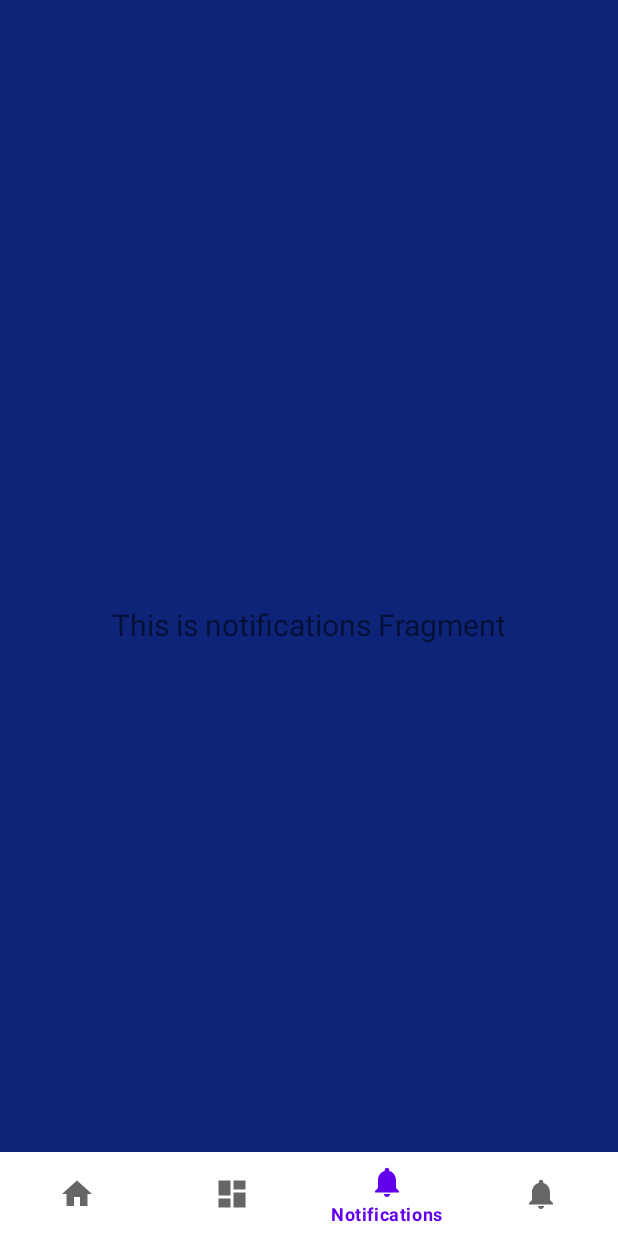
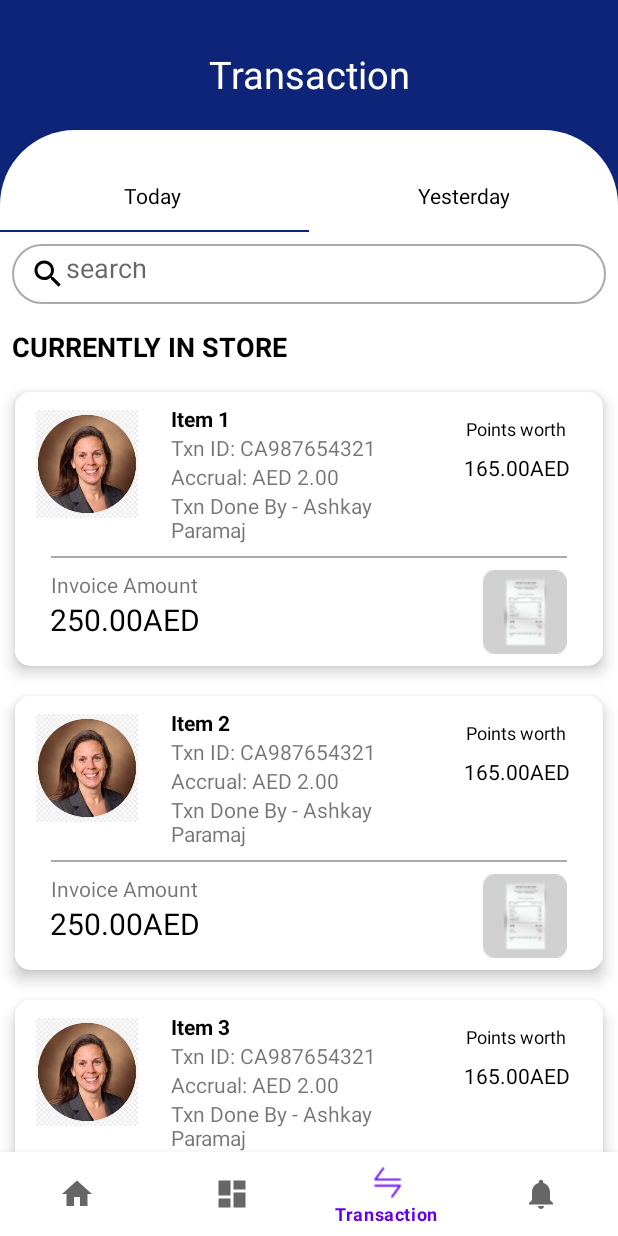
Before and after one commit to AnujSinghsta/UIApplication, an Android app: the NotificationsFragment screen opened through its navigation route, on a phone screen of 412 x 824 dp. Run offline under Robolectric (Android 15) with nearby library versions, the phone set to English and light mode, and no system bars; our stand-ins replace navigation-ui.

Commit message:
all data

```diff
--- /dev/null
+++ b/app/src/main/java/com/example/myapplication/ui/notifications/CustomAdapterTarction.kt
@@ -0,0 +1,40 @@
+package com.example.myapplication.ui.notifications
+
+import android.view.LayoutInflater
+import android.view.View
+import android.view.ViewGroup
+import android.widget.ImageView
+import android.widget.TextView
+import androidx.recyclerview.widget.RecyclerView
+import com.example.myapplication.ItemsViewModel
+import com.example.myapplication.R
+
+class CustomAdapterTarction(private val mList: List<ItemsViewModel>) : RecyclerView.Adapter<CustomAdapterTarction.ViewHolder>() {
+
+    // create new views
+    override fun onCreateViewHolder(parent: ViewGroup, viewType: Int): ViewHolder {
+        val view = LayoutInflater.from(parent.context)
+            .inflate(R.layout.card_view_design_traction, parent, false)
+
+        return ViewHolder(view)
+    }
+
+    override fun onBindViewHolder(holder: ViewHolder, position: Int) {
+
+        val ItemsViewModel = mList[position]
+
+        holder.imageView.setImageResource(ItemsViewModel.image)
+
+        holder.textView.text = ItemsViewModel.text
+
+    }
+
+    override fun getItemCount(): Int {
+        return mList.size
+    }
+
+    class ViewHolder(ItemView: View) : RecyclerView.ViewHolder(ItemView) {
+        val imageView: ImageView = itemView.findViewById(R.id.imageView3)
+        val textView: TextView = itemView.findViewById(R.id.textView5)
+    }
+}
--- /dev/null
+++ b/app/src/main/java/com/example/myapplication/ui/notifications/HomeFragmentTraction.kt
@@ -0,0 +1,42 @@
+package com.example.myapplication.ui.notifications
+
+import android.os.Bundle
+import androidx.fragment.app.Fragment
+import android.view.LayoutInflater
+import android.view.View
+import android.view.ViewGroup
+import androidx.recyclerview.widget.LinearLayoutManager
+import androidx.recyclerview.widget.RecyclerView
+import com.example.myapplication.ItemsViewModel
+import com.example.myapplication.R
+
+
+class HomeFragmentTraction : Fragment() {
+
+
+    override fun onCreateView(
+        inflater: LayoutInflater, container: ViewGroup?,
+        savedInstanceState: Bundle?
+    ): View? {
+        var view= inflater.inflate(R.layout.fragment_home1, container, false)
+
+
+        val recyclerview = view.findViewById<RecyclerView>(R.id.recyclerview)
+
+        recyclerview.layoutManager = LinearLayoutManager(requireActivity())
+
+        val data = ArrayList<ItemsViewModel>()
+
+
+        for (i in 1..20) {
+            data.add(ItemsViewModel(R.drawable.downloadnew, "Item " + i))
+        }
+
+        val adapter = CustomAdapterTarction(data)
+
+        recyclerview.adapter = adapter
+
+        return  view;
+    }
+
+}
--- /dev/null
+++ b/app/src/main/java/com/example/myapplication/ui/notifications/MyAdapterTraction.kt
@@ -0,0 +1,31 @@
+package com.example.myapplication.ui.notifications
+
+
+import android.content.Context
+import androidx.fragment.app.Fragment
+import androidx.fragment.app.FragmentManager
+import androidx.fragment.app.FragmentPagerAdapter
+
+class MyAdapterTraction(private val myContext: Context, fm: FragmentManager, internal var totalTabs: Int) : FragmentPagerAdapter(fm) {
+
+    // this is for fragment tabs
+    override fun getItem(position: Int): Fragment {
+        when (position) {
+            0 -> {
+                //  val homeFragment: HomeFragment = HomeFragment()
+                return HomeFragmentTraction()
+            }
+            1 -> {
+                return SportFragmentTraction()
+            }
+            else -> {
+                return SportFragmentTraction()
+            }
+        }
+    }
+
+    // this counts total number of tabs
+    override fun getCount(): Int {
+        return totalTabs
+    }
+}
--- a/app/src/main/java/com/example/myapplication/ui/notifications/NotificationsFragment.kt
+++ b/app/src/main/java/com/example/myapplication/ui/notifications/NotificationsFragment.kt
@@ -7,7 +7,11 @@ import android.view.ViewGroup
 import android.widget.TextView
 import androidx.fragment.app.Fragment
 import androidx.lifecycle.ViewModelProvider
+import androidx.viewpager.widget.ViewPager
+import com.example.myapplication.MyAdapter
+import com.example.myapplication.R
 import com.example.myapplication.databinding.FragmentNotificationsBinding
+import com.google.android.material.tabs.TabLayout
 
 class NotificationsFragment : Fragment() {
 
@@ -16,6 +20,9 @@ class NotificationsFragment : Fragment() {
     // This property is only valid between onCreateView and
     // onDestroyView.
     private val binding get() = _binding!!
+    var tabLayout: TabLayout? = null
+    var viewPager: ViewPager? = null
+
 
     override fun onCreateView(
         inflater: LayoutInflater,
@@ -28,12 +35,44 @@ class NotificationsFragment : Fragment() {
         _binding = FragmentNotificationsBinding.inflate(inflater, container, false)
         val root: View = binding.root
 
-        val textView: TextView = binding.textNotifications
-        notificationsViewModel.text.observe(viewLifecycleOwner) {
-            textView.text = it
-        }
+        tabLayout = root.findViewById<TabLayout>(R.id.tabLayout)
+        viewPager = root.findViewById<ViewPager>(R.id.viewPager)
+        viewpager()
         return root
     }
+
+    private fun viewpager() {
+
+
+        tabLayout!!.addTab(tabLayout!!.newTab().setText("Today "))
+        tabLayout!!.addTab(tabLayout!!.newTab().setText("Yesterday"))
+        tabLayout!!.tabGravity = TabLayout.GRAVITY_FILL
+
+        val adapter = fragmentManager?.let {
+            MyAdapterTraction(
+                requireActivity(),
+                it,
+                tabLayout!!.tabCount
+            )
+        }
+        viewPager!!.adapter = adapter
+
+        viewPager!!.addOnPageChangeListener(TabLayout.TabLayoutOnPageChangeListener(tabLayout))
+
+        tabLayout!!.addOnTabSelectedListener(object : TabLayout.OnTabSelectedListener {
+            override fun onTabSelected(tab: TabLayout.Tab) {
+                viewPager!!.currentItem = tab.position
+            }
+            override fun onTabUnselected(tab: TabLayout.Tab) {
+
+            }
+            override fun onTabReselected(tab: TabLayout.Tab) {
+
+            }
+        })
+
+    }
+
 
     override fun onDestroyView() {
         super.onDestroyView()
--- /dev/null
+++ b/app/src/main/java/com/example/myapplication/ui/notifications/SportFragmentTraction.kt
@@ -0,0 +1,41 @@
+package com.example.myapplication.ui.notifications
+
+import android.os.Bundle
+import androidx.fragment.app.Fragment
+import android.view.LayoutInflater
+import android.view.View
+import android.view.ViewGroup
+import androidx.recyclerview.widget.LinearLayoutManager
+import androidx.recyclerview.widget.RecyclerView
+import com.example.myapplication.ItemsViewModel
+import com.example.myapplication.R
+
+
+class SportFragmentTraction : Fragment() {
+
+
+    override fun onCreateView(
+        inflater: LayoutInflater, container: ViewGroup?,
+        savedInstanceState: Bundle?
+    ): View? {
+        // Inflate the layout for this fragment
+        var view= inflater.inflate(R.layout.fragment_sport1, container, false)
+        val recyclerview = view.findViewById<RecyclerView>(R.id.recyclerview)
+
+        recyclerview.layoutManager = LinearLayoutManager(requireActivity())
+
+        val data = ArrayList<ItemsViewModel>()
+
+
+        for (i in 1..20) {
+            data.add(ItemsViewModel(R.drawable.storelogo, "Item " + i))
+        }
+
+        val adapter = CustomAdapterTarction(data)
+
+        recyclerview.adapter = adapter
+
+        return  view;
+    }
+
+}
--- /dev/null
+++ b/app/src/main/res/layout/card_view_design_traction.xml
@@ -0,0 +1,148 @@
+<?xml version="1.0" encoding="utf-8"?>
+<androidx.cardview.widget.CardView
+    xmlns:tools="http://schemas.android.com/tools"
+    android:background="@drawable/background_storedetails"
+    app:cardCornerRadius="10dp"
+    xmlns:android="http://schemas.android.com/apk/res/android"
+    xmlns:app="http://schemas.android.com/apk/res-auto"
+    android:layout_width="match_parent"
+    android:layout_height="wrap_content"
+    android:layout_margin="10dp"
+    app:cardElevation="6dp">
+
+
+    <androidx.constraintlayout.widget.ConstraintLayout
+        android:layout_width="match_parent"
+        android:layout_height="match_parent">
+
+
+        <ImageView
+            android:id="@+id/imageView3"
+            android:layout_width="96dp"
+            android:layout_height="96dp"
+            android:padding="12dp"
+            android:src="@drawable/downloadnew"
+            app:layout_constraintBottom_toBottomOf="parent"
+            app:layout_constraintStart_toStartOf="parent"
+            app:layout_constraintTop_toTopOf="parent"
+            app:layout_constraintVertical_bias="0.0" />
+
+        <TextView
+            android:id="@+id/textView5"
+            android:layout_width="wrap_content"
+            android:layout_height="wrap_content"
+            android:layout_marginStart="8dp"
+            android:layout_marginTop="8dp"
+            android:text="Mariam"
+            android:textColor="@color/black"
+            android:textStyle="bold"
+            app:layout_constraintBottom_toBottomOf="@+id/imageView3"
+            app:layout_constraintStart_toEndOf="@+id/imageView3"
+            app:layout_constraintTop_toTopOf="parent"
+            app:layout_constraintVertical_bias="0.0" />
+
+        <TextView
+            android:id="@+id/textView6"
+            android:layout_width="wrap_content"
+            android:layout_height="wrap_content"
+            android:layout_marginTop="16dp"
+            android:layout_marginEnd="24dp"
+            android:text="Points worth"
+            android:textColor="@color/black"
+            android:textSize="12sp"
+            app:layout_constraintEnd_toEndOf="parent"
+            app:layout_constraintTop_toTopOf="parent" />
+
+        <TextView
+            android:id="@+id/textView7"
+            android:layout_width="wrap_content"
+            android:layout_height="wrap_content"
+            android:layout_marginTop="8dp"
+            android:text="165.00AED"
+            android:textColor="@color/black"
+            app:layout_constraintEnd_toEndOf="@+id/textView6"
+            app:layout_constraintStart_toStartOf="@+id/textView6"
+            app:layout_constraintTop_toBottomOf="@+id/textView6" />
+
+        <TextView
+            android:id="@+id/textView8"
+            android:layout_width="wrap_content"
+            android:layout_height="wrap_content"
+            android:text="Txn ID: CA987654321"
+            app:layout_constraintEnd_toEndOf="@+id/textView5"
+            app:layout_constraintHorizontal_bias="0.0"
+            app:layout_constraintStart_toStartOf="@+id/textView5"
+            app:layout_constraintTop_toBottomOf="@+id/textView5" />
+
+        <TextView
+            android:id="@+id/textView9"
+            android:layout_width="0dp"
+            android:layout_height="wrap_content"
+            android:text="Accrual: AED 2.00"
+            app:layout_constraintEnd_toEndOf="@+id/textView8"
+            app:layout_constraintStart_toStartOf="@+id/textView8"
+            app:layout_constraintTop_toBottomOf="@+id/textView8" />
+
+        <TextView
+            android:id="@+id/textView10"
+            android:layout_width="0dp"
+            android:layout_height="wrap_content"
+            android:text="Txn Done By - Ashkay Paramaj"
+            app:layout_constraintEnd_toEndOf="@+id/textView9"
+            app:layout_constraintStart_toStartOf="@+id/textView9"
+            app:layout_constraintTop_toBottomOf="@+id/textView9" />
+
+
+        <View
+
+            android:id="@+id/view2"
+            android:layout_width="match_parent"
+            android:layout_height="1dp"
+            android:layout_marginStart="24dp"
+            android:layout_marginTop="8dp"
+            android:layout_marginEnd="24dp"
+            android:background="@android:color/darker_gray"
+            app:layout_constraintEnd_toEndOf="parent"
+            app:layout_constraintStart_toStartOf="parent"
+            app:layout_constraintTop_toBottomOf="@+id/textView10" />
+
+        <ImageView
+            android:id="@+id/imageView4"
+            android:layout_width="wrap_content"
+            android:layout_height="wrap_content"
+            android:layout_marginTop="8dp"
+            android:layout_marginEnd="24dp"
+            android:layout_marginBottom="8dp"
+            app:layout_constraintBottom_toBottomOf="parent"
+            app:layout_constraintEnd_toEndOf="parent"
+            app:layout_constraintHorizontal_bias="1.0"
+            app:layout_constraintStart_toStartOf="@+id/view2"
+            app:layout_constraintTop_toBottomOf="@+id/view2"
+            app:srcCompat="@drawable/traction_print" />
+
+        <TextView
+            android:id="@+id/textView11"
+            android:layout_width="wrap_content"
+            android:layout_height="wrap_content"
+            android:layout_marginStart="24dp"
+            android:layout_marginTop="8dp"
+            android:text="Invoice Amount"
+            app:layout_constraintStart_toStartOf="parent"
+            app:layout_constraintTop_toBottomOf="@+id/view2" />
+
+        <TextView
+            android:textColor="@color/black"
+            android:textSize="20sp"
+            android:id="@+id/textView12"
+            android:layout_width="wrap_content"
+            android:layout_height="wrap_content"
+            android:text="250.00AED"
+            app:layout_constraintEnd_toEndOf="@+id/textView11"
+            app:layout_constraintStart_toStartOf="@+id/textView11"
+            app:layout_constraintTop_toBottomOf="@+id/textView11" />
+
+
+    </androidx.constraintlayout.widget.ConstraintLayout>
+
+
+</androidx.cardview.widget.CardView>
--- a/app/src/main/res/layout/fragment_notifications.xml
+++ b/app/src/main/res/layout/fragment_notifications.xml
@@ -1,22 +1,65 @@
 <?xml version="1.0" encoding="utf-8"?>
-<androidx.constraintlayout.widget.ConstraintLayout xmlns:android="http://schemas.android.com/apk/res/android"
+<androidx.constraintlayout.widget.ConstraintLayout
+    xmlns:android="http://schemas.android.com/apk/res/android"
     xmlns:app="http://schemas.android.com/apk/res-auto"
     xmlns:tools="http://schemas.android.com/tools"
     android:layout_width="match_parent"
+    android:background="@color/button_color"
     android:layout_height="match_parent"
-    tools:context=".ui.notifications.NotificationsFragment">
+    tools:context=".MainActivity">
+
+
+
 
     <TextView
-        android:id="@+id/text_notifications"
+        android:id="@+id/textView4"
+        android:layout_width="wrap_content"
+        android:layout_height="wrap_content"
+        android:layout_marginTop="32dp"
+        android:text="Transaction"
+        android:textSize="25sp"
+        android:textColor="@color/white"
+        app:layout_constraintEnd_toEndOf="parent"
+        app:layout_constraintStart_toStartOf="parent"
+        app:layout_constraintTop_toTopOf="parent" />
+
+
+    <LinearLayout
+        android:layout_marginTop="20dp"
         android:layout_width="match_parent"
-        android:layout_height="wrap_content"
-        android:layout_marginStart="8dp"
-        android:layout_marginTop="8dp"
-        android:layout_marginEnd="8dp"
-        android:textAlignment="center"
-        android:textSize="20sp"
+        android:layout_height="0dp"
+        android:orientation="vertical"
+        android:background="@drawable/sheetback"
         app:layout_constraintBottom_toBottomOf="parent"
         app:layout_constraintEnd_toEndOf="parent"
         app:layout_constraintStart_toStartOf="parent"
-        app:layout_constraintTop_toTopOf="parent" />
+        app:layout_constraintTop_toBottomOf="@+id/textView4">
+
+
+        <com.google.android.material.tabs.TabLayout
+            android:layout_marginTop="20dp"
+            android:id="@+id/tabLayout"
+            android:layout_width="match_parent"
+            android:layout_height="wrap_content"
+            android:background="@drawable/sheetback"
+            app:layout_constraintEnd_toEndOf="parent"
+            app:layout_constraintStart_toStartOf="parent"
+            app:layout_constraintTop_toTopOf="parent"
+            app:tabIndicatorColor="@color/button_color"
+            app:tabIndicatorHeight="1dp"
+            app:tabRippleColor="@android:color/darker_gray"
+            app:tabTextAppearance="@android:style/TextAppearance.Widget.TabWidget"
+            app:tabTextColor="@android:color/black">
+
+        </com.google.android.material.tabs.TabLayout>
+
+        <androidx.viewpager.widget.ViewPager
+            android:id="@+id/viewPager"
+            android:layout_width="match_parent"
+            android:layout_height="match_parent" />
+    </LinearLayout>
+
+
+
+
 </androidx.constraintlayout.widget.ConstraintLayout>
--- a/app/src/main/res/menu/bottom_nav_menu.xml
+++ b/app/src/main/res/menu/bottom_nav_menu.xml
@@ -13,8 +13,8 @@
 
     <item
         android:id="@+id/navigation_notifications"
-        android:icon="@drawable/ic_notifications_black_24dp"
-        android:title="@string/title_notifications" />
+        android:icon="@drawable/transaction_con"
+        android:title="@string/transaction" />
 
 
     <item
--- a/app/src/main/res/values/strings.xml
+++ b/app/src/main/res/values/strings.xml
@@ -3,6 +3,7 @@
     <string name="title_home">Home</string>
     <string name="title_dashboard">Dashboard</string>
     <string name="title_notifications">Notifications</string>
+    <string name="transaction">Transaction</string>
     <!-- TODO: Remove or change this placeholder text -->
     <string name="hello_blank_fragment">Hello blank fragment</string>
 </resources>
```
Also changed, not shown: app/src/main/res/drawable/traction_print.png (added), app/src/main/res/drawable/transaction_con.png (added).
